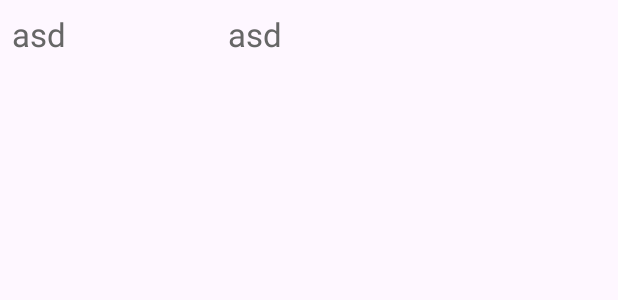
After one commit to magnuscodings/LibRecord, an Android app: the layout grid_item_reservation.xml on its own in the app's theme, with its tools: preview values and no code run, on a phone screen of 412 x 824 dp. The commit adds this screen. Shown: the top 300 px of the screen. Run offline under Robolectric (Android 15) with nearby library versions, the phone set to English and light mode, and no system bars; network calls fail.

```diff
--- a/app/src/main/java/com/example/librecord/ReservationHistoryFragment.java
+++ b/app/src/main/java/com/example/librecord/ReservationHistoryFragment.java
@@ -69,10 +69,10 @@ public class ReservationHistoryFragment extends Fragment {
         List<Reservation> reservations = new ArrayList<>();
         try (Connection connection = Connect.CONN();
              Statement statement = connection.createStatement();
-             ResultSet resultSet = statement.executeQuery("SELECT bookreserved, date FROM reservationhistory")) {
+             ResultSet resultSet = statement.executeQuery("SELECT title, date FROM reservationrecord")) {
 
             while (resultSet.next()) {
-                String bookReserved = resultSet.getString("bookreserved");
+                String bookReserved = resultSet.getString("title");
                 Date reservationDate = resultSet.getDate("date");
                 Date returnDate = calculateReturnDate(reservationDate);
                 reservations.add(new Reservation(bookReserved, reservationDate, returnDate));
--- /dev/null
+++ b/app/src/main/res/layout/grid_item_reservation.xml
@@ -0,0 +1,44 @@
+<!-- res/layout/grid_item_reservation.xml -->
+<LinearLayout xmlns:android="http://schemas.android.com/apk/res/android"
+    android:layout_width="match_parent"
+    android:layout_height="match_parent"
+    android:orientation="horizontal"
+    android:weightSum="3"
+    android:padding="8dp">
+    <TextView
+
+        android:visibility="gone"
+        android:layout_weight="1"
+        android:id="@+id/text_position"
+        android:layout_width="wrap_content"
+        android:layout_height="wrap_content"
+        android:textSize="22sp"
+        android:textColor="#000" />
+
+    <TextView
+        android:visibility="gone"
+        android:layout_weight="1"
+        android:id="@+id/text_view_name"
+        android:layout_width="wrap_content"
+        android:layout_height="wrap_content"
+        android:textSize="22sp"
+        android:textColor="#000" />
+
+    <TextView
+        android:text="asd"
+        android:layout_weight="1"
+        android:id="@+id/text_view_details"
+        android:layout_width="wrap_content"
+        android:layout_height="wrap_content"
+        android:textSize="22sp"
+        android:textColor="#666" />
+    <TextView
+        android:text="asd"
+        android:layout_weight="1"
+        android:id="@+id/text_view_status"
+        android:layout_width="wrap_content"
+        android:layout_height="wrap_content"
+        android:textSize="22sp"
+        android:textColor="#666" />
+
+</LinearLayout>
```
Also changed, not shown: app/src/main/java/com/example/librecord/InfoActivity.java (+77 -42 lines), app/src/main/java/com/example/librecord/ReservationAdapter.java (added, +55 -0 lines), app/src/main/java/com/example/librecord/ReservationFragment.java (+55 -6 lines), app/src/main/java/com/example/librecord/ReservationRecord.java (added, +30 -0 lines), app/src/main/res/layout/fragment_reservation.xml (+22 -0 lines).
